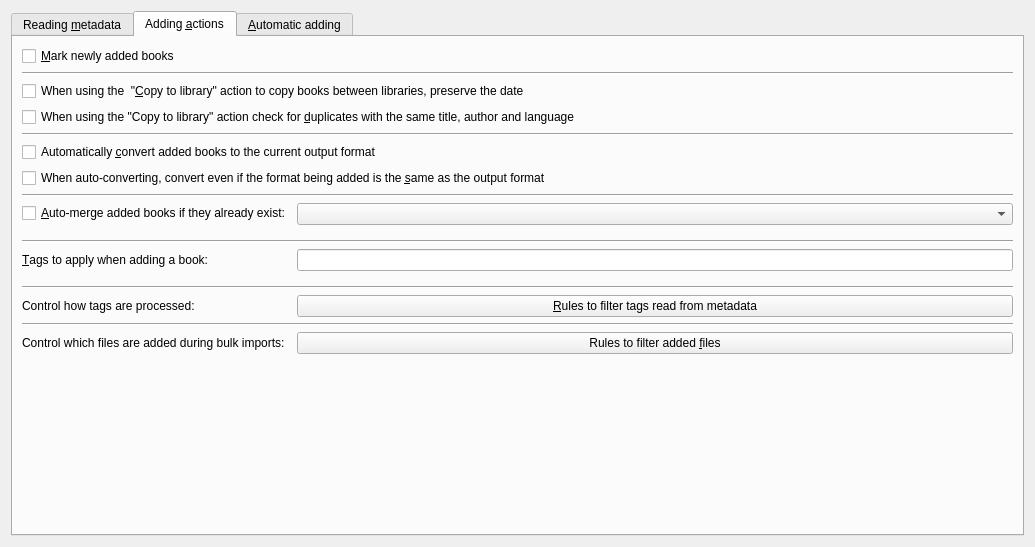
First picture: the form in src/calibre/gui2/preferences/adding.ui, repository debian-calibre/calibre, before the edit.
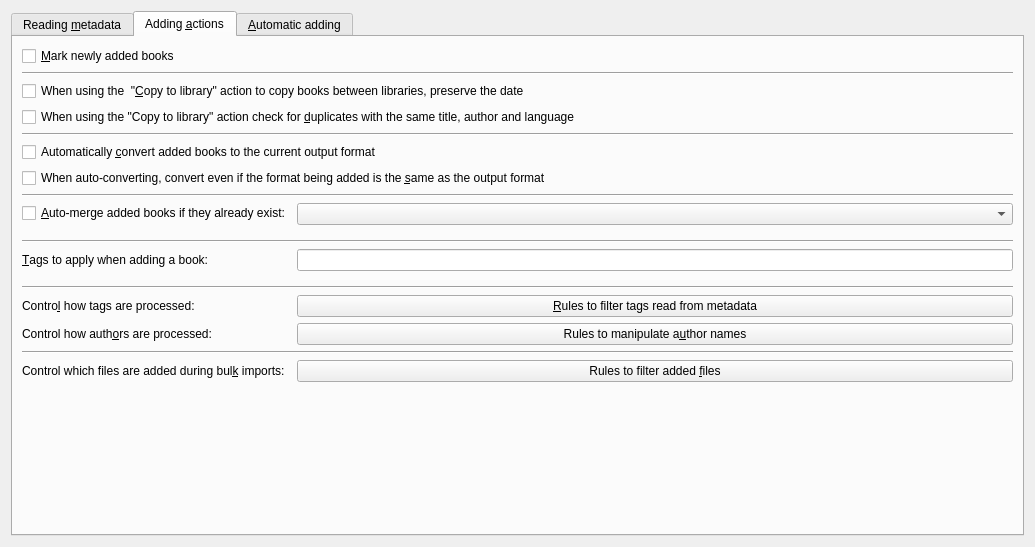
Second picture: the form after the edit. The open tabs and pages were chosen to show the change. Icons and pictures are not drawn.

Diff of the .ui file:
```diff
--- a/src/calibre/gui2/preferences/adding.ui
+++ b/src/calibre/gui2/preferences/adding.ui
@@ -220,10 +220,17 @@
          </property>
         </widget>
        </item>
+       <item row="13" column="0" colspan="2">
+        <widget class="Line" name="line_8">
+         <property name="orientation">
+          <enum>Qt::Horizontal</enum>
+         </property>
+        </widget>
+       </item>
        <item row="14" column="0">
         <widget class="QLabel" name="label_5">
          <property name="text">
-          <string>Control how tags are processed:</string>
+          <string>Contro&amp;l how tags are processed:</string>
          </property>
          <property name="buddy">
           <cstring>tag_map_rules_button</cstring>
@@ -250,7 +257,7 @@
        <item row="18" column="0">
         <widget class="QLabel" name="label_6">
          <property name="text">
-          <string>Control which files are added during bulk imports:</string>
+          <string>Control which files are added during bul&amp;k imports:</string>
          </property>
          <property name="buddy">
           <cstring>add_filter_rules_button</cstring>
@@ -267,10 +274,20 @@
          </property>
         </widget>
        </item>
-       <item row="13" column="0" colspan="2">
-        <widget class="Line" name="line_8">
-         <property name="orientation">
-          <enum>Qt::Horizontal</enum>
+       <item row="15" column="0">
+        <widget class="QLabel" name="label_7">
+         <property name="text">
+          <string>Control how auth&amp;ors are processed:</string>
+         </property>
+         <property name="buddy">
+          <cstring>author_map_rules_button</cstring>
+         </property>
+        </widget>
+       </item>
+       <item row="15" column="1">
+        <widget class="QPushButton" name="author_map_rules_button">
+         <property name="text">
+          <string>Rules to manipulate a&amp;uthor names</string>
          </property>
         </widget>
        </item>
```
